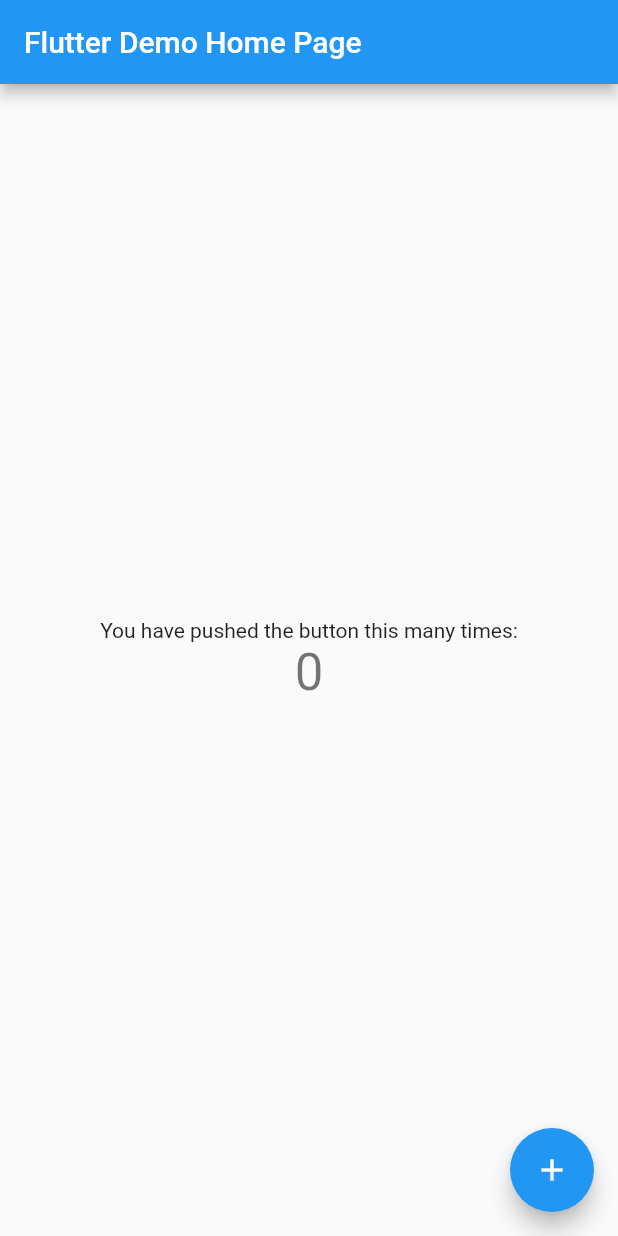
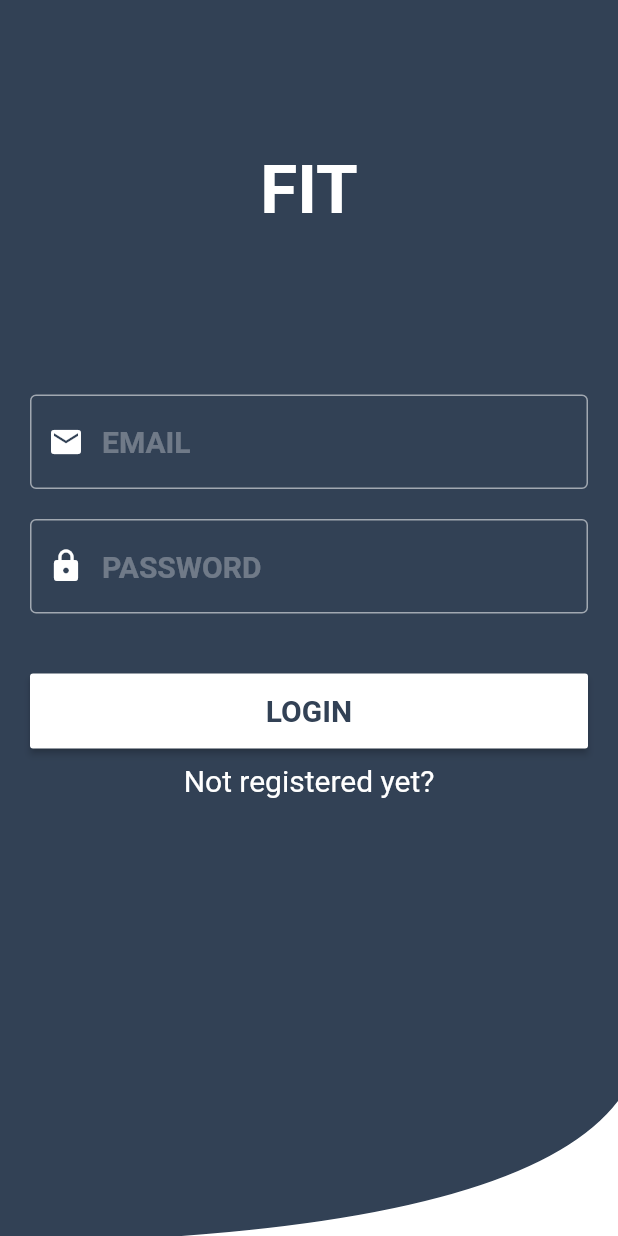
Before and after one commit to Javelink/Fit, a Flutter app: the screen it shows after launch, on a phone screen of 412 x 824 dp. Run offline on Flutter 3.47's test engine with Material 2 defaults, Android fonts, the phone set to English and light mode, and no system bars.

Commit message:
add home and auth screens

```diff
--- a/fit/lib/main.dart
+++ b/fit/lib/main.dart
@@ -1,111 +1,19 @@
 import 'package:flutter/material.dart';
+import 'screens/landing.dart';
 
-void main() => runApp(MyApp());
+void main() => runApp(Fit());
 
-class MyApp extends StatelessWidget {
-  // This widget is the root of your application.
+class Fit extends StatelessWidget {
+
   @override
   Widget build(BuildContext context) {
     return MaterialApp(
-      title: 'Flutter Demo',
+      title: "Fit",
       theme: ThemeData(
-        // This is the theme of your application.
-        //
-        // Try running your application with "flutter run". You'll see the
-        // application has a blue toolbar. Then, without quitting the app, try
-        // changing the primarySwatch below to Colors.green and then invoke
-        // "hot reload" (press "r" in the console where you ran "flutter run",
-        // or simply save your changes to "hot reload" in a Flutter IDE).
-        // Notice that the counter didn't reset back to zero; the application
-        // is not restarted.
-        primarySwatch: Colors.blue,
+        primaryColor: Color.fromRGBO(50, 65, 85, 1),
+        textTheme: TextTheme(title: TextStyle(color: Colors.white))
       ),
-      home: MyHomePage(title: 'Flutter Demo Home Page'),
+      home: LandingPage()
     );
   }
 }
-
-class MyHomePage extends StatefulWidget {
-  MyHomePage({Key key, this.title}) : super(key: key);
-
-  // This widget is the home page of your application. It is stateful, meaning
-  // that it has a State object (defined below) that contains fields that affect
-  // how it looks.
-
-  // This class is the configuration for the state. It holds the values (in this
-  // case the title) provided by the parent (in this case the App widget) and
-  // used by the build method of the State. Fields in a Widget subclass are
-  // always marked "final".
-
-  final String title;
-
-  @override
-  _MyHomePageState createState() => _MyHomePageState();
-}
-
-class _MyHomePageState extends State<MyHomePage> {
-  int _counter = 0;
-
-  void _incrementCounter() {
-    setState(() {
-      // This call to setState tells the Flutter framework that something has
-      // changed in this State, which causes it to rerun the build method below
-      // so that the display can reflect the updated values. If we changed
-      // _counter without calling setState(), then the build method would not be
-      // called again, and so nothing would appear to happen.
-      _counter++;
-    });
-  }
-
-  @override
-  Widget build(BuildContext context) {
-    // This method is rerun every time setState is called, for instance as done
-    // by the _incrementCounter method above.
-    //
-    // The Flutter framework has been optimized to make rerunning build methods
-    // fast, so that you can just rebuild anything that needs updating rather
-    // than having to individually change instances of widgets.
-    return Scaffold(
-      appBar: AppBar(
-        // Here we take the value from the MyHomePage object that was created by
-        // the App.build method, and use it to set our appbar title.
-        title: Text(widget.title),
-      ),
-      body: Center(
-        // Center is a layout widget. It takes a single child and positions it
-        // in the middle of the parent.
-        child: Column(
-          // Column is also a layout widget. It takes a list of children and
-          // arranges them vertically. By default, it sizes itself to fit its
-          // children horizontally, and tries to be as tall as its parent.
-          //
-          // Invoke "debug painting" (press "p" in the console, choose the
-          // "Toggle Debug Paint" action from the Flutter Inspector in Android
-          // Studio, or the "Toggle Debug Paint" command in Visual Studio Code)
-          // to see the wireframe for each widget.
-          //
-          // Column has various properties to control how it sizes itself and
-          // how it positions its children. Here we use mainAxisAlignment to
-          // center the children vertically; the main axis here is the vertical
-          // axis because Columns are vertical (the cross axis would be
-          // horizontal).
-          mainAxisAlignment: MainAxisAlignment.center,
-          children: <Widget>[
-            Text(
-              'You have pushed the button this many times:',
-            ),
-            Text(
-              '$_counter',
-              style: Theme.of(context).textTheme.display1,
-            ),
-          ],
-        ),
-      ),
-      floatingActionButton: FloatingActionButton(
-        onPressed: _incrementCounter,
-        tooltip: 'Increment',
-        child: Icon(Icons.add),
-      ), // This trailing comma makes auto-formatting nicer for build methods.
-    );
-  }
-}
--- /dev/null
+++ b/fit/lib/screens/auth.dart
@@ -0,0 +1,189 @@
+import 'package:flutter/material.dart';
+
+class AuthorizationPage extends StatefulWidget {
+  AuthorizationPage({Key key}) : super(key: key);
+
+  @override
+  _AuthorizationPageState createState() => _AuthorizationPageState();
+}
+
+class _AuthorizationPageState extends State<AuthorizationPage> {
+
+  TextEditingController _emailController = TextEditingController();
+  TextEditingController _passwordController = TextEditingController();
+
+  String _email;
+  String _password;
+  bool showLogin = true;
+
+  @override
+  Widget build(BuildContext context) {
+
+    Widget _logo() {
+      return Padding(
+        padding: EdgeInsets.only(top: 100),
+        child: Container(
+          child: Align(
+            child: Text('FIT', style: TextStyle(fontSize: 45, fontWeight: FontWeight.bold, color: Colors.white),),
+          ),
+        ),
+      );
+    }
+
+    Widget _input(Icon icon, String hint, TextEditingController controller, bool obscure) {
+      return Container(
+        padding: EdgeInsets.only(left: 20, right: 20),
+        child: TextField(
+          controller: controller,
+          obscureText: obscure,
+          style: TextStyle(fontSize: 20, color: Colors.white),
+          decoration: InputDecoration(
+            hintStyle: TextStyle(fontWeight: FontWeight.bold, fontSize: 20, color: Colors.white30),
+            hintText: hint,
+            focusedBorder: OutlineInputBorder(
+              borderSide: BorderSide(color: Colors.white, width: 3),
+            ),
+            enabledBorder: OutlineInputBorder(
+              borderSide: BorderSide(color: Colors.white54, width: 1),
+            ),
+            prefixIcon: Padding(
+              padding: EdgeInsets.only(left: 10, right: 10),
+              child: IconTheme(
+                data: IconThemeData(color: Colors.white),
+                child: icon,
+              ),
+            )
+          ),
+        ),
+      );
+    }
+
+    Widget _button(String text, void func()) {
+      return RaisedButton(
+        splashColor: Theme.of(context).primaryColor,
+        highlightColor: Theme.of(context).primaryColor,
+        color: Colors.white,
+        child: Text(
+          text,
+          style: TextStyle(fontWeight: FontWeight.bold, color: Theme.of(context).primaryColor, fontSize: 20),
+        ),
+        onPressed: (){
+          func();
+        },
+      );
+    }
+
+    Widget _form(String label, void func()) {
+      return Container(
+        child: Column(
+          children: <Widget>[
+            Padding(
+              padding: EdgeInsets.only(bottom: 20, top: 10),
+              child: _input(Icon(Icons.email), "EMAIL", _emailController, false),
+            ),
+            Padding(
+              padding: EdgeInsets.only(bottom: 20,),
+              child: _input(Icon(Icons.lock), "PASSWORD", _passwordController, true),
+            ),
+            SizedBox(height: 20,),
+            Padding(
+              padding: EdgeInsets.only(left: 20, right: 20,),
+              child: Container(
+                height: 50,
+                width: MediaQuery.of(context).size.width,
+                child: _button(label, func),
+              ),
+            )
+          ],
+        ),
+      );
+    }
+
+    Widget _bottomWave() {
+      return Expanded(
+        child: Align(
+          child: ClipPath(
+            child: Container(
+              color: Colors.white,
+              height: 90,
+            ),
+            clipper: BottomWaveClipper(),
+          ),
+          alignment: Alignment.bottomCenter,
+        ),
+      );
+    }
+
+    void _buttonAction() {
+      _email = _emailController.text;
+      _password = _passwordController.text;
+
+      _emailController.clear();
+      _passwordController.clear();
+    }
+
+    return Scaffold(
+       backgroundColor: Theme.of(context).primaryColor,
+       body: Column(
+         children: <Widget>[
+           _logo(),
+           SizedBox(height: 100,),
+           (
+             showLogin
+              ? Column(children: <Widget>[
+                _form('LOGIN', _buttonAction),
+                Padding(
+                  padding: EdgeInsets.all(10),
+                  child: GestureDetector(
+                    child: Text('Not registered yet?', style: TextStyle(fontSize: 20, color: Colors.white),),
+                    onTap: () {
+                      setState(() {
+                        showLogin = false;
+                      });
+                    },
+                  ),
+                )
+              ],
+             )
+              : Column(children: <Widget>[
+                _form('REGISTER', _buttonAction),
+                Padding(
+                  padding: EdgeInsets.all(10),
+                  child: GestureDetector(
+                    child: Text('Already registered? Login', style: TextStyle(fontSize: 20, color: Colors.white),),
+                    onTap: () {
+                      setState(() {
+                        showLogin = true;
+                      });
+                    },
+                  ),
+                )
+              ],
+            )
+           ),
+           _bottomWave()
+         ],
+       )
+    );
+  }
+}
+
+class BottomWaveClipper extends CustomClipper<Path> {
+  @override
+  Path getClip(Size size) {
+    var path = Path();
+    path.moveTo(size.width, 0.0);
+    path.lineTo(size.width, size.height);
+    path.lineTo(0.0, size.height);
+    path.lineTo(0.0, size.height + 5);
+    var secondControlPoint = Offset(size.width - (size.width / 6), size.height);
+    var secondEndPoint = Offset(size.width, 0.0);
+    path.quadraticBezierTo(secondControlPoint.dx, secondControlPoint.dy,
+      secondEndPoint.dx, secondEndPoint.dy);
+
+    return path;
+  }
+
+  @override
+  bool shouldReclip(CustomClipper<Path> oldClipper) => false;
+}
--- /dev/null
+++ b/fit/lib/screens/landing.dart
@@ -0,0 +1,13 @@
+import 'package:fit/screens/auth.dart';
+import 'package:fit/screens/home.dart';
+import 'package:flutter/material.dart';
+
+class LandingPage extends StatelessWidget {
+  const LandingPage({Key key}) : super(key: key);
+
+  @override
+  Widget build(BuildContext context) {
+    final bool isLoggedIn = false;
+    return isLoggedIn ? HomePage() : AuthorizationPage();
+  }
+}
```
Also changed, not shown: fit/lib/domain/workout.dart (added, +8 -0 lines), fit/lib/screens/home.dart (added, +103 -0 lines), 3 other files.
